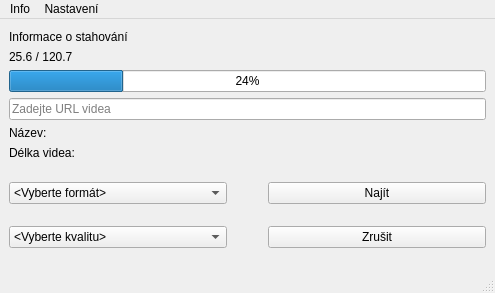
Before: the Qt Designer form mainwindow.ui in RxiPland/y2mate_desktop, drawn with Qt 5.
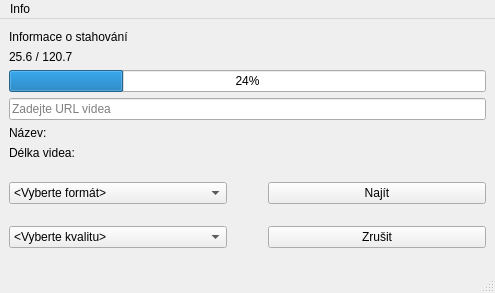
After: the same form once the commit is applied. Icons and pictures are not drawn.

Patch:
```diff
--- a/mainwindow.ui
+++ b/mainwindow.ui
@@ -235,19 +235,10 @@
     </property>
     <addaction name="actiony2mate_com"/>
     <addaction name="actionzdrojovy_kod"/>
-   </widget>
-   <widget class="QMenu" name="menuNastaven">
-    <property name="title">
-     <string>Nastavení</string>
-    </property>
-    <addaction name="actionHledat_n_zev_videa"/>
-    <addaction name="actionNahradit_mezery_podtr_tkem"/>
-    <addaction name="actionAutomaticky_kontrolovat_verzi"/>
     <addaction name="separator"/>
     <addaction name="action_verze"/>
    </widget>
    <addaction name="menuInfo"/>
-   <addaction name="menuNastaven"/>
   </widget>
   <widget class="QStatusBar" name="statusBar"/>
   <action name="actiony2mate_com">
```
Left out of the diff: 33 changed lines with no effect on the pictures.
